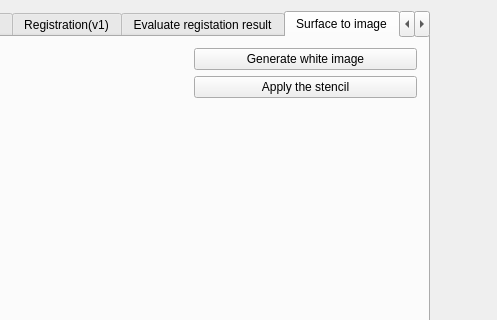
Qt form Plugins/org.mitk.lancet.nodeeditor/src/internal/NodeEditorControls.ui (zzhou7/MITK_lancet) before a commit; both pictures show x 288 to 785 and y 0 to 320 of the 963 by 996 pixel window.
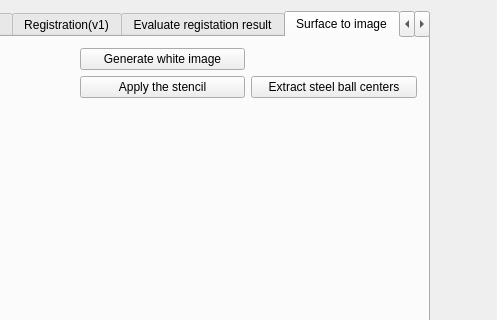
The same form after that commit. The open tabs and pages were chosen to show the change. Custom widgets are drawn as their Qt base class.

Commit message:
Steel ball detection
VCview plugin changed and disabled some buttons

Patch:
```diff
--- a/Plugins/org.mitk.lancet.nodeeditor/src/internal/NodeEditorControls.ui
+++ b/Plugins/org.mitk.lancet.nodeeditor/src/internal/NodeEditorControls.ui
@@ -2039,6 +2039,13 @@
          <item row="1" column="1">
           <widget class="QmitkSingleNodeSelectionWidget" name="widget_CropImage" native="true"/>
          </item>
+         <item row="1" column="3">
+          <widget class="QPushButton" name="extractSteelballsPushButton">
+           <property name="text">
+            <string>Extract steel ball centers</string>
+           </property>
+          </widget>
+         </item>
         </layout>
        </item>
        <item>
```
Left out of the diff: 16 changed lines with no effect on the pictures. The commit also changes 16 other files.
